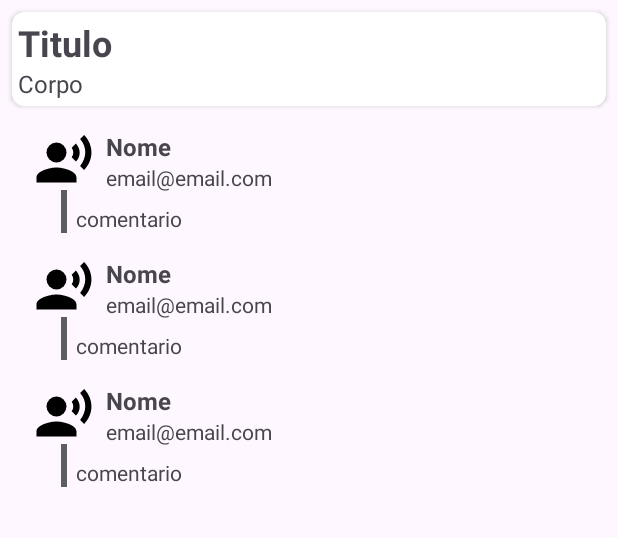
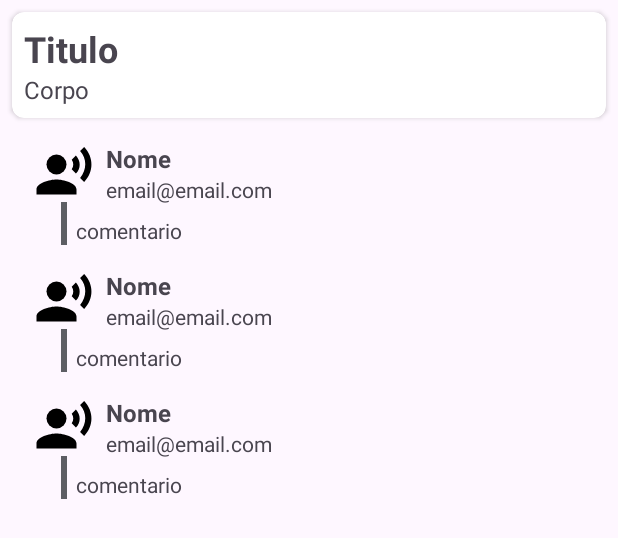
Before and after one commit to ftanaka13/Retrofit-JsonPlaceHolder, an Android app: the layout fragment_post_comentarios.xml on its own in the app's theme, with its tools: preview values and no code run, on a phone screen of 412 x 824 dp. Shown: the top 538 px of the screen. Run offline under Robolectric (Android 15) with nearby library versions, the phone set to English and light mode, and no system bars.

Commit message:
alterei o tamanho das margens

```diff
--- a/app/src/main/res/layout/fragment_post_comentarios.xml
+++ b/app/src/main/res/layout/fragment_post_comentarios.xml
@@ -32,7 +32,7 @@
                 android:id="@+id/constraintLayoutPost"
                 android:layout_width="match_parent"
                 android:layout_height="match_parent"
-                android:layout_margin="4dp">
+                android:layout_margin="8dp">
 
                 <TextView
                     android:id="@+id/textViewPostTitulo"
```
